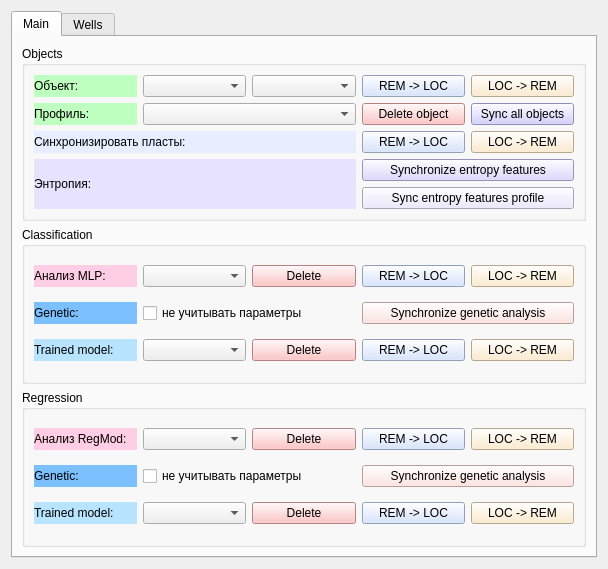
idergunoff/geovel_1.0, file qt/rem_db_window.ui: the form before one commit.
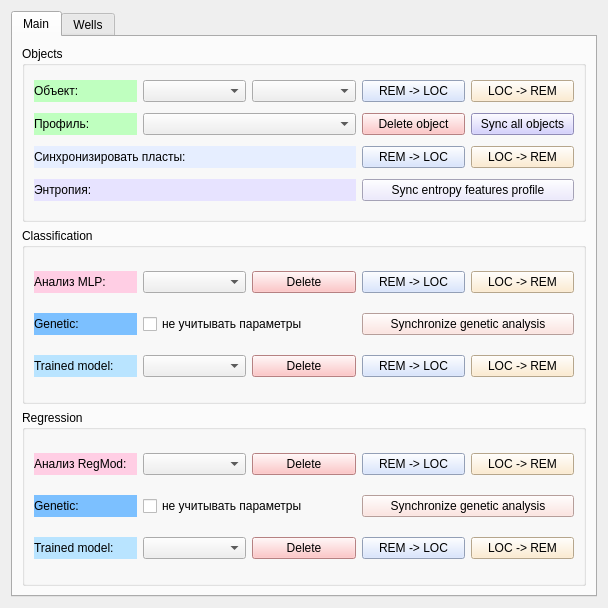
The form after the commit.

Commit message: sync all features with formations

What changed in the file:
```diff
--- a/qt/rem_db_window.ui
+++ b/qt/rem_db_window.ui
@@ -7,7 +7,7 @@
     <x>0</x>
     <y>0</y>
     <width>608</width>
-    <height>569</height>
+    <height>608</height>
    </rect>
   </property>
   <property name="windowTitle">
@@ -135,16 +135,6 @@
             </property>
            </widget>
           </item>
-          <item row="3" column="3" colspan="2">
-           <widget class="QPushButton" name="pushButton_sync_entropy">
-            <property name="styleSheet">
-             <string notr="true">background-color: rgb(212, 205, 255);</string>
-            </property>
-            <property name="text">
-             <string>Synchronize entropy features</string>
-            </property>
-           </widget>
-          </item>
           <item row="0" column="3">
            <widget class="QPushButton" name="pushButton_load_obj_rem">
             <property name="toolTip">
@@ -188,7 +178,7 @@
             </property>
            </widget>
           </item>
-          <item row="3" column="0" rowspan="2" colspan="3">
+          <item row="4" column="0" colspan="3">
            <widget class="QLabel" name="label_11">
             <property name="styleSheet">
              <string notr="true">background-color: rgb(231, 227, 255);</string>
```
The commit also changes 16 other files.
